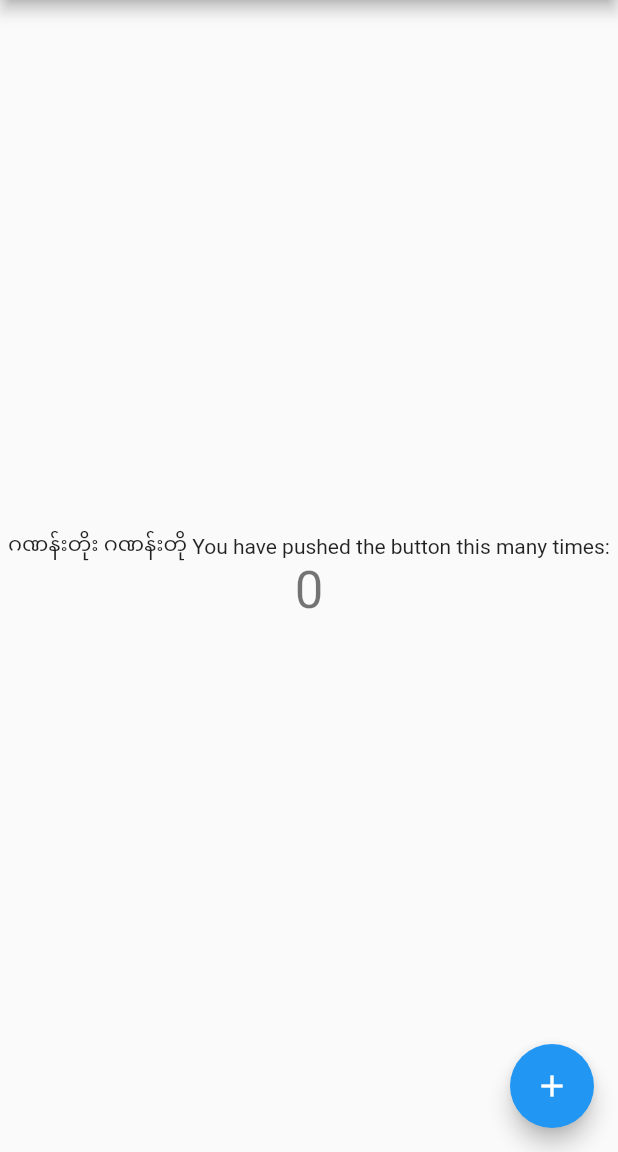
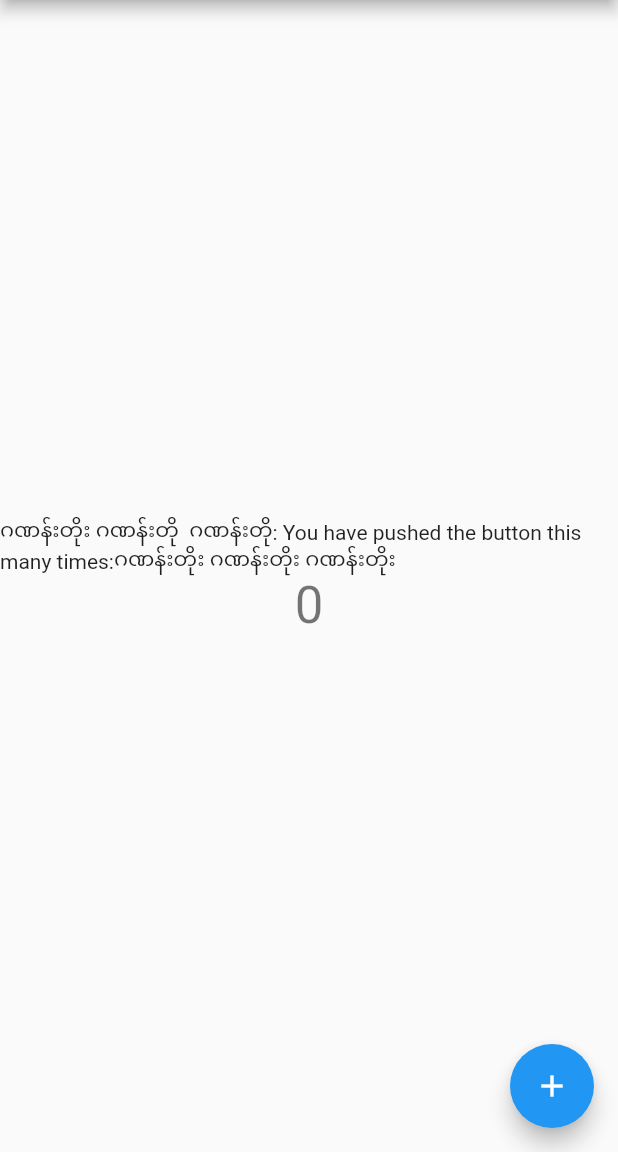
Before and after one commit to Pamthuku/origin, a Flutter app: the screen it shows after launch, on a phone screen of 412 x 824 dp, the part 84-1236 px from its top. Run offline on Flutter 3.47's test engine with Material 2 defaults, Android fonts, the phone set to English and light mode, and no system bars.

Commit message:
origin v3

```diff
--- a/lib/main.dart
+++ b/lib/main.dart
@@ -94,7 +94,7 @@ class _MyHomePageState extends State<MyHomePage> {
           mainAxisAlignment: MainAxisAlignment.center,
           children: <Widget>[
             Text(
-              'ဂဏန်းတိုး ဂဏန်းတို You have pushed the button this many times:',
+              'ဂဏန်းတိုး ဂဏန်းတို  ဂဏန်းတို: You have pushed the button this many times:ဂဏန်းတိုး ဂဏန်းတိုး ဂဏန်းတိုး',
             ),
             Text(
               '$_counter',
```
